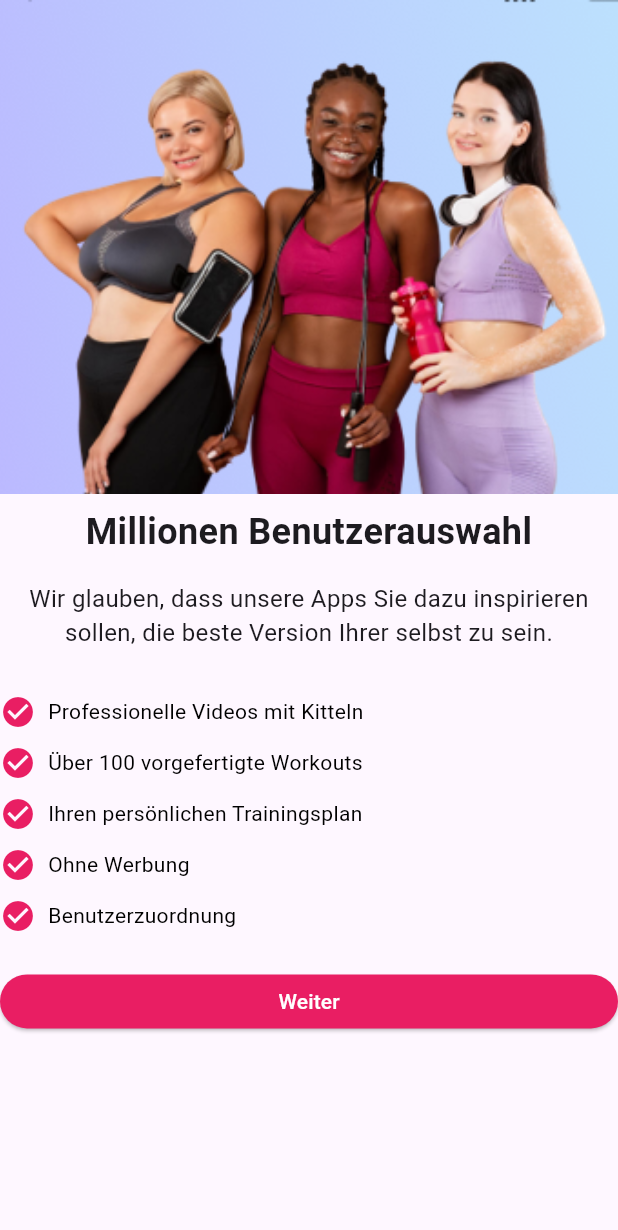
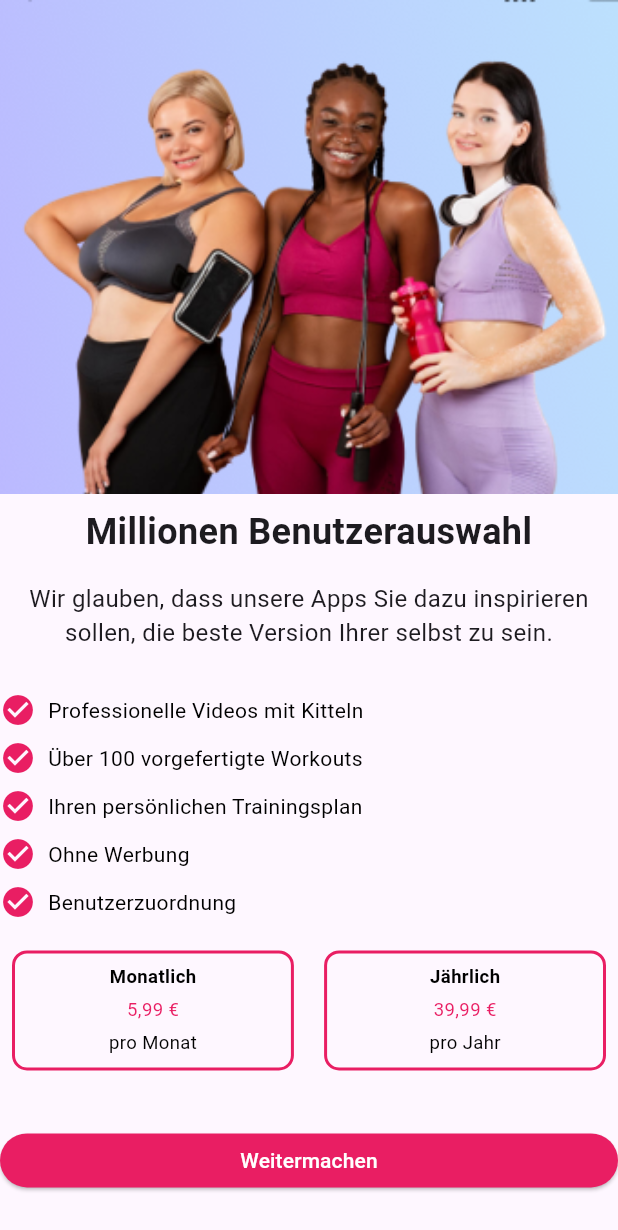
Before and after one commit to akurtovic4/gymbro, a Flutter app: the screen it shows after launch, on a phone screen of 412 x 824 dp. Shown: the top 1230 px of the screen. Run offline on Flutter 3.47's test engine with Material 3 defaults, Android fonts, the light colour scheme and no system bars.

Commit message:
Choose plan, without buttons only icons

```diff
--- a/lib/chooseplan.dart
+++ b/lib/chooseplan.dart
@@ -55,6 +55,138 @@ class chooseplan extends StatelessWidget {
 
           SizedBox(height: 16),
 
+          Row(
+            mainAxisAlignment: MainAxisAlignment.spaceAround,
+            children: [
+              Expanded(
+                child: Padding(
+                  padding: EdgeInsets.symmetric(horizontal: 8.0), // Dodaj padding s obje strane
+                  child: Container(
+                    height: 80.0,
+                    decoration: BoxDecoration(
+                      border: Border.all(color: Colors.pink, width: 2),
+                      borderRadius: BorderRadius.circular(10),
+                    ),
+                    child: Stack(
+                      alignment: Alignment.center,
+                      children: [
+                        Icon(
+                          Icons.stop,
+                          color: Colors.transparent,
+                          size: MediaQuery.of(context).size.width * 0.06,
+                        ),
+                        Stack(
+                          alignment: Alignment.center,
+                          children: [
+                            Icon(
+                              Icons.stop,
+                              color: Colors.transparent,
+                              size: MediaQuery.of(context).size.width * 0.06,
+                            ),
+                            Column(
+                              mainAxisAlignment: MainAxisAlignment.center,
+                              children: [
+                                Text(
+                                  'Monatlich',
+                                  style: TextStyle(
+                                    color: Colors.black,
+                                    fontWeight: FontWeight.bold,
+                                    fontSize: MediaQuery.of(context).size.width * 0.03,
+                                  ),
+                                ),
+                                SizedBox(height: 4), // Dodaj malo vertikalnog prostora između tekstova
+                                Text(
+                                  '5,99 €',
+                                  style: TextStyle(
+                                    color: Colors.pink, // Postavi boju na roz
+                                    fontSize: MediaQuery.of(context).size.width * 0.03,
+                                  ),
+                                ),
+                                SizedBox(height: 4), // Dodaj malo vertikalnog prostora između tekstova
+                                Text(
+                                  'pro Monat',
+                                  style: TextStyle(
+                                    color: Colors.black,
+                                    fontSize: MediaQuery.of(context).size.width * 0.03,
+                                  ),
+                                ),
+                              ],
+                            ),
+                          ],
+                        ),
+                      ],
+                    ),
+                  ),
+                ),
+              ),
+              SizedBox(width: MediaQuery.of(context).size.width * 0.01),
+              Expanded(
+                child: Padding(
+                  padding: EdgeInsets.symmetric(horizontal: 8.0), // Dodaj padding s obje strane
+                  child: Container(
+                    height: 80.0,
+                    decoration: BoxDecoration(
+                      border: Border.all(color: Colors.pink, width: 2),
+                      borderRadius: BorderRadius.circular(10),
+                    ),
+                    child: Stack(
+                      alignment: Alignment.center,
+                      children: [
+                        Icon(
+                          Icons.stop,
+                          color: Colors.transparent,
+                          size: MediaQuery.of(context).size.width * 0.06,
+                        ),
+                        Stack(
+                          alignment: Alignment.center,
+                          children: [
+                            Icon(
+                              Icons.stop,
+                              color: Colors.transparent,
+                              size: MediaQuery.of(context).size.width * 0.06,
+                            ),
+                            Column(
+                              mainAxisAlignment: MainAxisAlignment.center,
+                              children: [
+                                Text(
+                                  'Jährlich',
+                                  style: TextStyle(
+                                    color: Colors.black,
+                                    fontWeight: FontWeight.bold,
+                                    fontSize: MediaQuery.of(context).size.width * 0.03,
+                                  ),
+                                ),
+                                SizedBox(height: 4), // Dodaj malo vertikalnog prostora između tekstova
+                                Text(
+                                  '39,99 €',
+                                  style: TextStyle(
+                                    color: Colors.pink, // Postavi boju na roz
+                                    fontSize: MediaQuery.of(context).size.width * 0.03,
+                                  ),
+                                ),
+                                SizedBox(height: 4), // Dodaj malo vertikalnog prostora između tekstova
+                                Text(
+                                  'pro Jahr',
+                                  style: TextStyle(
+                                    color: Colors.black,
+                                    fontSize: MediaQuery.of(context).size.width * 0.03,
+                                  ),
+                                ),
+                              ],
+                            ),
+                          ],
+                        ),
+                      ],
+                    ),
+                  ),
+                ),
+              ),
+            ],
+          ),
+
+
+          SizedBox(height: 36),
+
 
           Container(
             width: 100,
@@ -70,7 +202,7 @@ class chooseplan extends StatelessWidget {
                 padding: MaterialStateProperty.all(EdgeInsets.symmetric(horizontal: 12, vertical: 8)),
               ),
               child: Text(
-                'Weiter',
+                'Weitermachen',
                 style: TextStyle(
                   color: Colors.white,
                 ),
@@ -92,7 +224,7 @@ class ChoiceOption extends StatelessWidget {
   @override
   Widget build(BuildContext context) {
     return Padding(
-      padding: const EdgeInsets.symmetric(vertical: 5.0),
+      padding: const EdgeInsets.symmetric(vertical: 4.0),
       child: Row(
         children: [
           Icon(
```
